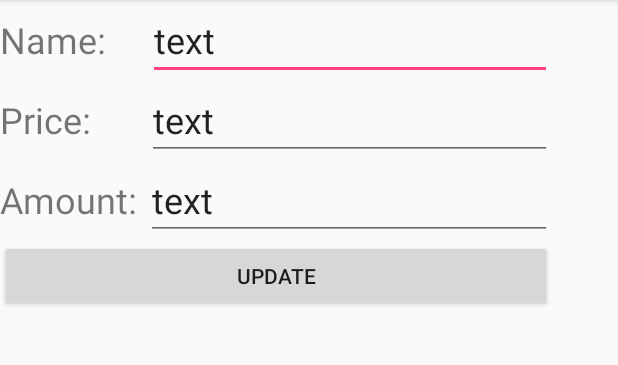
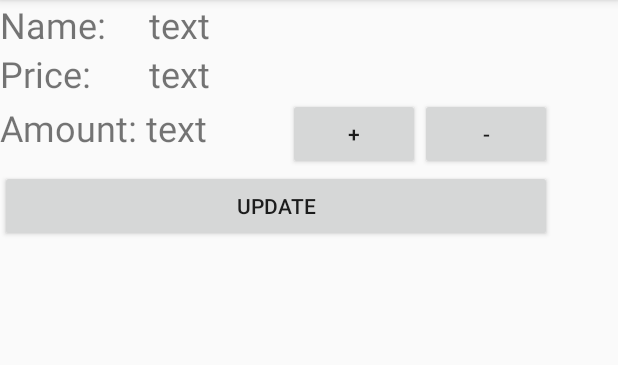
Before and after one commit to DamianNowakk/IUM_mobile, an Android app: the ProductActivity screen opened directly, with no data from a screen before it, after a tap on "UPDATE", on a phone screen of 412 x 824 dp, the part 84-449 px from its top. Run offline under Robolectric (Android 15) with nearby library versions, the phone set to English and light mode, and no system bars; 9 statements that could not run were skipped.

Commit message:
add somethink

```diff
--- a/app/src/main/java/com/example/baniek/fridgemobile/Activity/ProductActivity.java
+++ b/app/src/main/java/com/example/baniek/fridgemobile/Activity/ProductActivity.java
@@ -1,13 +1,18 @@
 package com.example.baniek.fridgemobile.Activity;
 
+import android.content.Context;
 import android.content.Intent;
+import android.net.ConnectivityManager;
+import android.net.NetworkInfo;
 import android.support.v7.app.AppCompatActivity;
 import android.os.Bundle;
 import android.view.View;
 import android.widget.Button;
 import android.widget.EditText;
+import android.widget.TextView;
 import android.widget.Toast;
 
+import com.example.baniek.fridgemobile.DataAccess.DataBaseService;
 import com.example.baniek.fridgemobile.Model.Product;
 import com.example.baniek.fridgemobile.MainList.ProductCollection;
 import com.example.baniek.fridgemobile.Model.User;
@@ -20,6 +25,7 @@ import retrofit2.Response;
 
 public class ProductActivity extends AppCompatActivity {
 
+    private DataBaseService dataBaseService;
     private RestController restController = RestController.getInstance();
     private ProductCollection products = ProductCollection.getInstance();
     private Product product;
@@ -37,11 +43,15 @@ public class ProductActivity extends AppCompatActivity {
 
         product = products.getProduct(position);
 
+        dataBaseService = DataBaseService.getInstance(this);
 
-        final EditText nameEditText = (EditText) findViewById(R.id.productDetailName);
-        final EditText priceEditText = (EditText) findViewById(R.id.productDetailPrice);
-        final EditText amountEditText = (EditText) findViewById(R.id.productDetailAmount);
+
+        final TextView nameEditText = (TextView) findViewById(R.id.productDetailName);
+        final TextView priceEditText = (TextView) findViewById(R.id.productDetailPrice);
+        final TextView amountEditText = (TextView) findViewById(R.id.productDetailAmount);
         Button updateButton = (Button) findViewById(R.id.updateButton);
+        Button increaseAmountButton = (Button) findViewById(R.id.increaseAmount);
+        Button decreaseAmountButton = (Button) findViewById(R.id.decreaseAmount);
 
         nameEditText.setText(product.getName());
         priceEditText.setText(Float.toString(product.getPrice()));
@@ -56,22 +66,66 @@ public class ProductActivity extends AppCompatActivity {
                 product.setPrice(Float.valueOf(priceEditText.getText().toString()));
                 product.setAmount(Integer.valueOf(amountEditText.getText().toString()));
 
-
+                if(isOnline()) {
                     Callback callback = new Callback() {
                         @Override
                         public void onResponse(Call call, Response response) {
+                            product.sync();
+                            dataBaseService.UpdateProduct(product);
+
                             products.updateProduct(position, product);
-                        Toast.makeText(ProductActivity.this, "Update successed", Toast.LENGTH_LONG).show();
+                            Toast.makeText(ProductActivity.this, "Update successed, sync", Toast.LENGTH_LONG).show();
                         }
 
                         @Override
                         public void onFailure(Call call, Throwable t) {
-                        Toast.makeText(ProductActivity.this, "Some problem with internet", Toast.LENGTH_LONG).show();
+                            product.setSync(false);
+                            dataBaseService.UpdateProduct(product);
+
+                            products.updateProduct(position, product);
+                            Toast.makeText(ProductActivity.this, "Update successed, no sync, Some problem with internet", Toast.LENGTH_LONG).show();
                         }
                     };
+                    restController.ChangeAmount(product.getId(), product.getValueLastModyfide(), callback, user.getLogin(), user.getPassword());
+                }
+                else
+                {
+                    product.setSync(false);
+                    dataBaseService.UpdateProduct(product);
 
-                restController.UpdateProducts(product, callback, user.getLogin(), user.getPassword());
+                    products.updateProduct(position, product);
+                    Toast.makeText(ProductActivity.this, "Update successed, no sync", Toast.LENGTH_LONG).show();
+                }
+
+
+            }
+        });
+
+        increaseAmountButton.setOnClickListener(new View.OnClickListener() {
+            @Override
+            public void onClick(View v) {
+                product.setAmount(product.getAmount() + 1);
+                product.setValueLastModyfide(product.getValueLastModyfide() + 1);
+                amountEditText.setText(product.getAmount().toString());
+            }
+        });
+
+        decreaseAmountButton.setOnClickListener(new View.OnClickListener() {
+            @Override
+            public void onClick(View v) {
+                if(product.getAmount() - 1 >= 0) {
+                    product.setAmount(product.getAmount() - 1);
+                    product.setValueLastModyfide(product.getValueLastModyfide() - 1);
+                    amountEditText.setText(product.getAmount().toString());
+                }
             }
         });
     }
+
+    private boolean isOnline() {
+        ConnectivityManager cm =
+                (ConnectivityManager) getSystemService(Context.CONNECTIVITY_SERVICE);
+        NetworkInfo netInfo = cm.getActiveNetworkInfo();
+        return netInfo != null && netInfo.isConnectedOrConnecting();
     }
+}
--- a/app/src/main/java/com/example/baniek/fridgemobile/RestService/Api.java
+++ b/app/src/main/java/com/example/baniek/fridgemobile/RestService/Api.java
@@ -37,4 +37,7 @@ public interface Api {
 
     @PUT("api/Product/{id}")
     Call<Void> updateProduct (@Body Product product, @Path("id") int id, @Query("login") String login, @Query("password") String password);
+
+    @PUT("api/Product/{id}/UpdateAmount/{value}")
+    Call<Void> changeAmount (@Path("id") int id, @Path("value") int value, @Query("login") String login, @Query("password") String password);
 }
--- a/app/src/main/java/com/example/baniek/fridgemobile/RestService/RestController.java
+++ b/app/src/main/java/com/example/baniek/fridgemobile/RestService/RestController.java
@@ -81,4 +81,10 @@ public class RestController  {
         Call call = api.updateProduct(product ,product.getId(), login, password);
         call.enqueue(callback);
     }
+
+    public void ChangeAmount(int id, int value ,Callback<Product> callback, String login, String password)
+    {
+        Call call = api.changeAmount(id, value, login, password);
+        call.enqueue(callback);
+    }
 }
--- a/app/src/main/res/layout/activity_login.xml
+++ b/app/src/main/res/layout/activity_login.xml
@@ -20,7 +20,8 @@
         android:hint="@string/password"
         android:layout_below="@+id/LoginText"
         android:layout_alignParentStart="true"
-        android:layout_alignParentEnd="true" />
+        android:layout_alignParentEnd="true"
+        android:text="admin"/>
 
     <EditText
         android:layout_width="wrap_content"
@@ -32,7 +33,8 @@
         android:layout_marginTop="10dp"
         android:layout_below="@+id/textView3"
         android:layout_alignParentStart="true"
-        android:layout_alignParentEnd="true" />
+        android:layout_alignParentEnd="true"
+        android:text="admin"/>
 
     <Button
         android:text="@string/login"
--- a/app/src/main/res/layout/activity_product.xml
+++ b/app/src/main/res/layout/activity_product.xml
@@ -2,7 +2,7 @@
 <android.support.constraint.ConstraintLayout xmlns:android="http://schemas.android.com/apk/res/android"
     xmlns:app="http://schemas.android.com/apk/res-auto"
     xmlns:tools="http://schemas.android.com/tools"
-    android:layout_width="match_parent"
+    android:layout_width="wrap_content"
     android:layout_height="match_parent"
     tools:context="com.example.baniek.fridgemobile.Activity.ProductActivity">
 
@@ -30,7 +30,7 @@
                 tools:layout_editor_absoluteX="36dp"
                 tools:layout_editor_absoluteY="16dp" />
 
-            <EditText
+            <TextView
                 android:id="@+id/productDetailName"
                 android:layout_width="wrap_content"
                 android:layout_height="wrap_content"
@@ -59,7 +59,7 @@
                 tools:layout_editor_absoluteX="47dp"
                 tools:layout_editor_absoluteY="53dp" />
 
-            <EditText
+            <TextView
                 android:id="@+id/productDetailPrice"
                 android:layout_width="wrap_content"
                 android:layout_height="wrap_content"
@@ -88,7 +88,7 @@
                 tools:layout_editor_absoluteX="16dp"
                 tools:layout_editor_absoluteY="90dp" />
 
-            <EditText
+            <TextView
                 android:id="@+id/productDetailAmount"
                 android:layout_width="wrap_content"
                 android:layout_height="wrap_content"
@@ -97,6 +97,18 @@
                 android:textSize="24sp"
                 tools:layout_editor_absoluteX="115dp"
                 tools:layout_editor_absoluteY="90dp" />
+
+            <Button
+                android:id="@+id/increaseAmount"
+                android:layout_width="wrap_content"
+                android:layout_height="wrap_content"
+                android:text="+" />
+
+            <Button
+                android:id="@+id/decreaseAmount"
+                android:layout_width="wrap_content"
+                android:layout_height="wrap_content"
+                android:text="-" />
 
         </LinearLayout>
 
```
Also changed, not shown: app/src/main/java/com/example/baniek/fridgemobile/Activity/FridgeActivity.java (+92 -6 lines), app/src/main/java/com/example/baniek/fridgemobile/DataAccess/DataBaseService.java (+62 -13 lines), app/src/main/java/com/example/baniek/fridgemobile/Model/Product.java (+36 -1 lines), app/src/main/res/menu/main_menu.xml (added, +10 -0 lines). Lines whose indentation alone changed are shown as unchanged.
